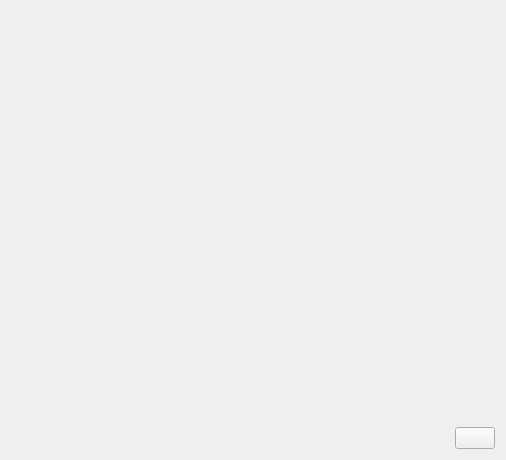
Qt form drkonqi/ui/assistantpage_conclusions.ui (KDE/kde-runtime) before a commit.
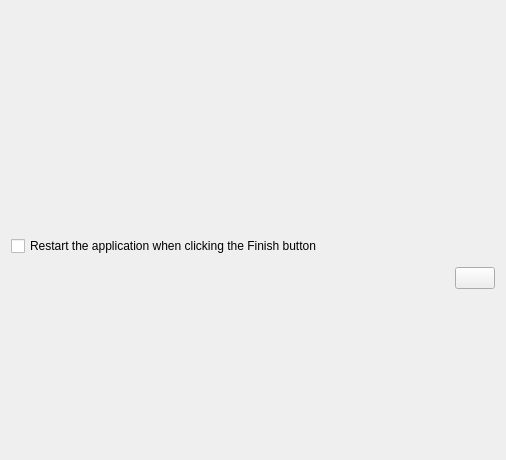
The same form after that commit. Custom widgets are drawn as their Qt base class.

Commit message:
Add checkbox to enable restarting the application when finishing the Report Assistant
Small fixes
Updated ToDo

```diff
--- a/drkonqi/ui/assistantpage_conclusions.ui
+++ b/drkonqi/ui/assistantpage_conclusions.ui
@@ -48,6 +48,45 @@
      </property>
     </widget>
    </item>
+   <item>
+    <spacer name="verticalSpacer_3">
+     <property name="orientation">
+      <enum>Qt::Vertical</enum>
+     </property>
+     <property name="sizeType">
+      <enum>QSizePolicy::Fixed</enum>
+     </property>
+     <property name="sizeHint" stdset="0">
+      <size>
+       <width>20</width>
+       <height>5</height>
+      </size>
+     </property>
+    </spacer>
+   </item>
+   <item>
+    <widget class="QCheckBox" name="m_restartAppOnFinish">
+     <property name="text">
+      <string>Restart the application when clicking the Finish button</string>
+     </property>
+    </widget>
+   </item>
+   <item>
+    <spacer name="verticalSpacer_4">
+     <property name="orientation">
+      <enum>Qt::Vertical</enum>
+     </property>
+     <property name="sizeType">
+      <enum>QSizePolicy::Fixed</enum>
+     </property>
+     <property name="sizeHint" stdset="0">
+      <size>
+       <width>20</width>
+       <height>5</height>
+      </size>
+     </property>
+    </spacer>
+   </item>
    <item>
     <layout class="QHBoxLayout" name="horizontalLayout">
      <item>
@@ -68,6 +107,19 @@
      </item>
     </layout>
    </item>
+   <item>
+    <spacer name="verticalSpacer_2">
+     <property name="orientation">
+      <enum>Qt::Vertical</enum>
+     </property>
+     <property name="sizeHint" stdset="0">
+      <size>
+       <width>20</width>
+       <height>40</height>
+      </size>
+     </property>
+    </spacer>
+   </item>
   </layout>
  </widget>
  <customwidgets>
```
The commit also changes 8 other files.
